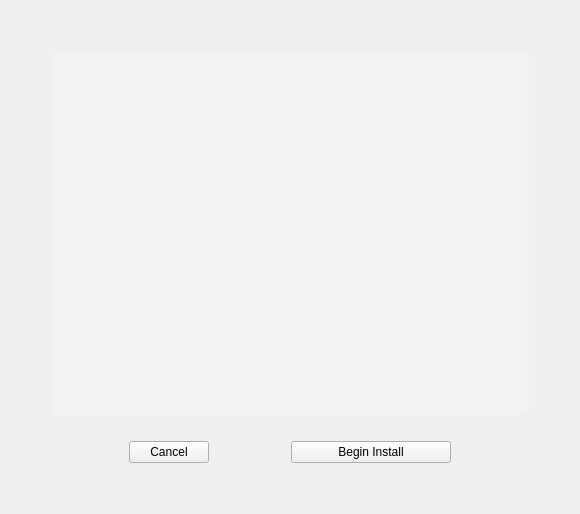
dadas45li/yali, file yali4/gui/Ui/summarywidget.ui: the form before one commit.
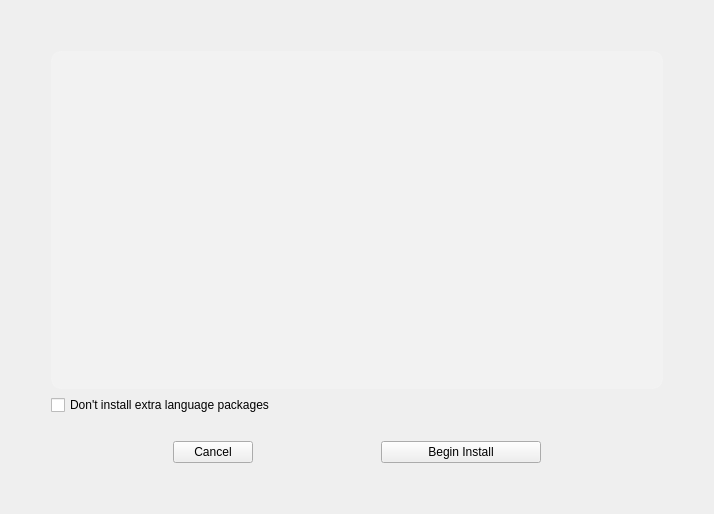
The form after the commit.

The edit to the form file:
```diff
--- a/yali4/gui/Ui/summarywidget.ui
+++ b/yali4/gui/Ui/summarywidget.ui
@@ -1,11 +1,11 @@
 <ui version="4.0" >
  <class>SummaryWidget</class>
- <widget class="QWidget" name="SummaryWidget" >
-  <property name="geometry" >
+ <widget class="QWidget" name="SummaryWidget">
+  <property name="geometry">
    <rect>
     <x>0</x>
     <y>0</y>
-    <width>580</width>
+    <width>714</width>
     <height>514</height>
    </rect>
   </property>
@@ -87,7 +87,7 @@
      </property>
     </spacer>
    </item>
-   <item row="2" column="3" >
+   <item row="3" column="3">
     <spacer>
      <property name="orientation" >
       <enum>Qt::Vertical</enum>
@@ -103,9 +103,9 @@
      </property>
     </spacer>
    </item>
-   <item row="3" column="1" >
-    <spacer name="horizontalSpacer" >
-     <property name="orientation" >
+   <item row="4" column="1">
+    <spacer name="horizontalSpacer">
+     <property name="orientation">
       <enum>Qt::Horizontal</enum>
      </property>
      <property name="sizeHint" stdset="0" >
@@ -116,16 +116,16 @@
      </property>
     </spacer>
    </item>
-   <item row="3" column="2" >
-    <widget class="QPushButton" name="cancel" >
-     <property name="text" >
+   <item row="4" column="2">
+    <widget class="QPushButton" name="cancel">
+     <property name="text">
       <string>Cancel</string>
      </property>
     </widget>
    </item>
-   <item row="3" column="3" >
-    <spacer name="horizontalSpacer_2" >
-     <property name="orientation" >
+   <item row="4" column="3">
+    <spacer name="horizontalSpacer_2">
+     <property name="orientation">
       <enum>Qt::Horizontal</enum>
      </property>
      <property name="sizeHint" stdset="0" >
@@ -136,9 +136,9 @@
      </property>
     </spacer>
    </item>
-   <item row="3" column="4" >
-    <widget class="QPushButton" name="install" >
-     <property name="minimumSize" >
+   <item row="4" column="4">
+    <widget class="QPushButton" name="install">
+     <property name="minimumSize">
       <size>
        <width>160</width>
        <height>0</height>
@@ -149,9 +149,9 @@
      </property>
     </widget>
    </item>
-   <item row="3" column="5" >
-    <spacer name="horizontalSpacer_3" >
-     <property name="orientation" >
+   <item row="4" column="5">
+    <spacer name="horizontalSpacer_3">
+     <property name="orientation">
       <enum>Qt::Horizontal</enum>
      </property>
      <property name="sizeHint" stdset="0" >
@@ -162,7 +162,7 @@
      </property>
     </spacer>
    </item>
-   <item row="4" column="3" >
+   <item row="5" column="3">
     <spacer>
      <property name="orientation" >
       <enum>Qt::Vertical</enum>
@@ -178,6 +178,13 @@
      </property>
     </spacer>
    </item>
+   <item row="2" column="1" colspan="5">
+    <widget class="QCheckBox" name="dontInstallExtraLangs">
+     <property name="text">
+      <string>Don't install extra language packages</string>
+     </property>
+    </widget>
+   </item>
   </layout>
  </widget>
  <resources>
```
Left out of the diff: 79 changed lines with no effect on the pictures.
